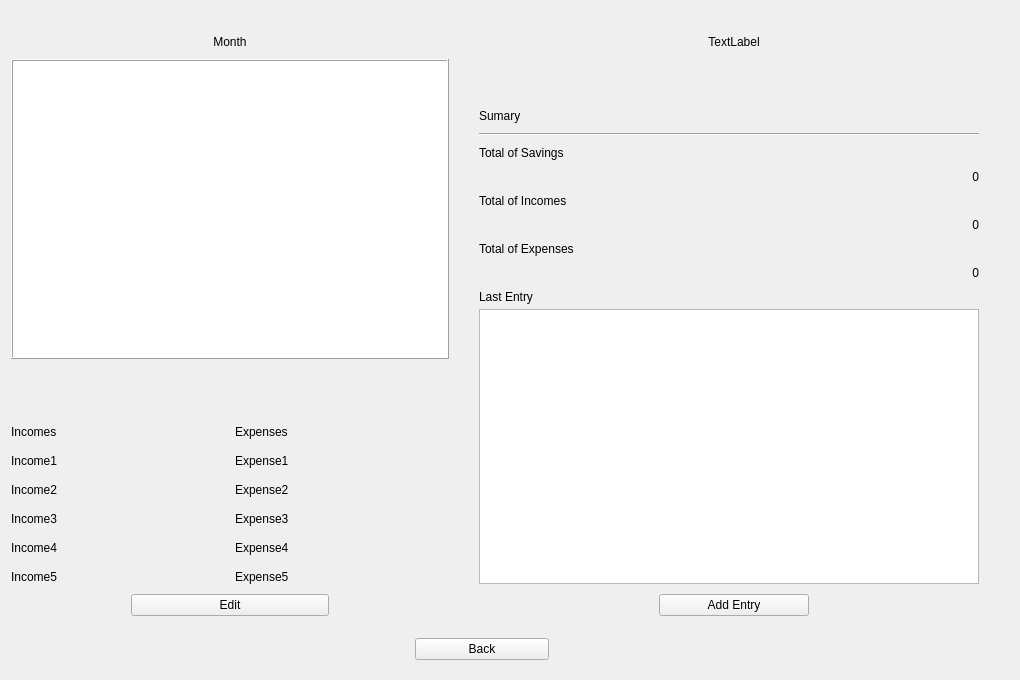
Before: the Qt Designer form ui/dashboardwidget.ui in NFBaeza/Budget-Monitor, drawn with Qt 5.
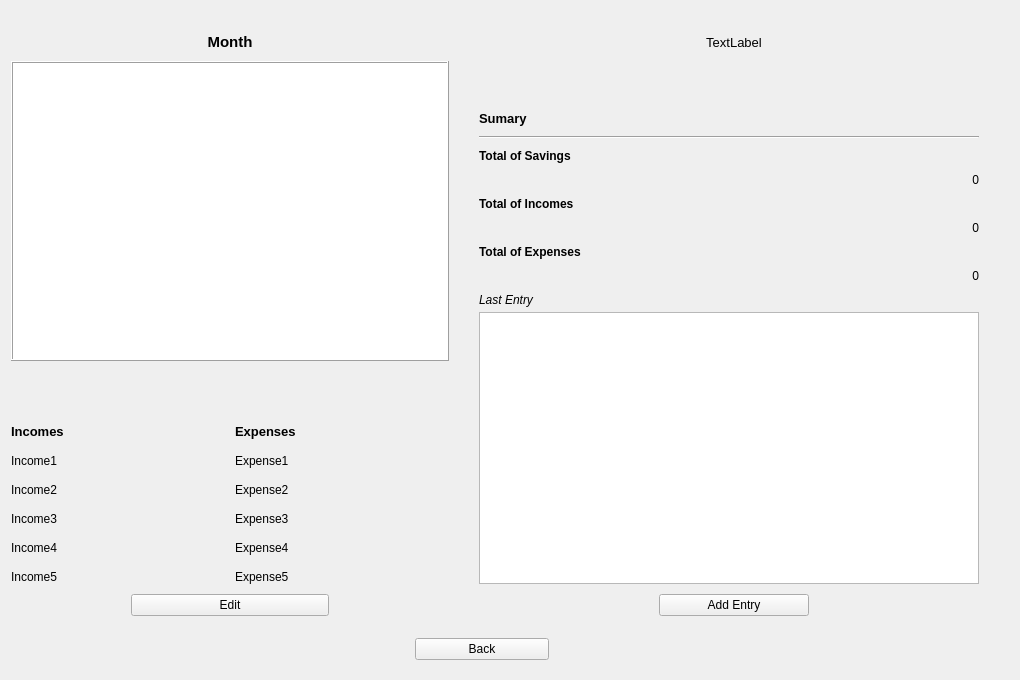
After: the same form once the commit is applied. Custom widgets are drawn as their Qt base class.

What changed in the file:
```diff
--- a/ui/dashboardwidget.ui
+++ b/ui/dashboardwidget.ui
@@ -19,6 +19,11 @@
     <verstretch>0</verstretch>
    </sizepolicy>
   </property>
+  <property name="font">
+   <font>
+    <pointsize>9</pointsize>
+   </font>
+  </property>
   <property name="windowTitle">
    <string>Month View</string>
   </property>
@@ -105,6 +110,12 @@
      </property>
      <item row="0" column="0">
       <widget class="QLabel" name="label">
+       <property name="font">
+        <font>
+         <pointsize>10</pointsize>
+         <bold>true</bold>
+        </font>
+       </property>
        <property name="frameShadow">
         <enum>QFrame::Shadow::Raised</enum>
        </property>
@@ -267,6 +278,12 @@
          <verstretch>0</verstretch>
         </sizepolicy>
        </property>
+       <property name="font">
+        <font>
+         <pointsize>10</pointsize>
+         <bold>true</bold>
+        </font>
+       </property>
        <property name="frameShape">
         <enum>QFrame::Shape::NoFrame</enum>
        </property>
@@ -407,6 +424,11 @@
    </item>
    <item row="1" column="2" colspan="2">
     <widget class="QLabel" name="DateNowLabel">
+     <property name="font">
+      <font>
+       <pointsize>10</pointsize>
+      </font>
+     </property>
      <property name="text">
       <string>TextLabel</string>
      </property>
@@ -417,6 +439,12 @@
    </item>
    <item row="1" column="0" colspan="2">
     <widget class="QLabel" name="MonthNameLabel">
+     <property name="font">
+      <font>
+       <pointsize>11</pointsize>
+       <bold>true</bold>
+      </font>
+     </property>
      <property name="text">
       <string>Month</string>
      </property>
@@ -447,6 +475,12 @@
      </property>
      <item>
       <widget class="QLabel" name="label_4">
+       <property name="font">
+        <font>
+         <pointsize>10</pointsize>
+         <bold>true</bold>
+        </font>
+       </property>
        <property name="frameShadow">
         <enum>QFrame::Shadow::Raised</enum>
        </property>
@@ -464,6 +498,12 @@
      </item>
      <item>
       <widget class="QLabel" name="TotalSavingsLabel">
+       <property name="font">
+        <font>
+         <pointsize>9</pointsize>
+         <bold>true</bold>
+        </font>
+       </property>
        <property name="text">
         <string>Total of Savings</string>
        </property>
@@ -481,6 +521,12 @@
      </item>
      <item>
       <widget class="QLabel" name="TotalIncomesLabel">
+       <property name="font">
+        <font>
+         <pointsize>9</pointsize>
+         <bold>true</bold>
+        </font>
+       </property>
        <property name="frameShape">
         <enum>QFrame::Shape::NoFrame</enum>
        </property>
@@ -513,6 +559,13 @@
      </item>
      <item>
       <widget class="QLabel" name="TotalExpensesLabel">
+       <property name="font">
+        <font>
+         <pointsize>9</pointsize>
+         <italic>false</italic>
+         <bold>true</bold>
+        </font>
+       </property>
        <property name="text">
         <string>Total of Expenses</string>
        </property>
@@ -541,6 +594,12 @@
        </property>
        <item>
         <widget class="QLabel" name="label_3">
+         <property name="font">
+          <font>
+           <pointsize>9</pointsize>
+           <italic>true</italic>
+          </font>
+         </property>
          <property name="frameShadow">
           <enum>QFrame::Shadow::Raised</enum>
          </property>
```
